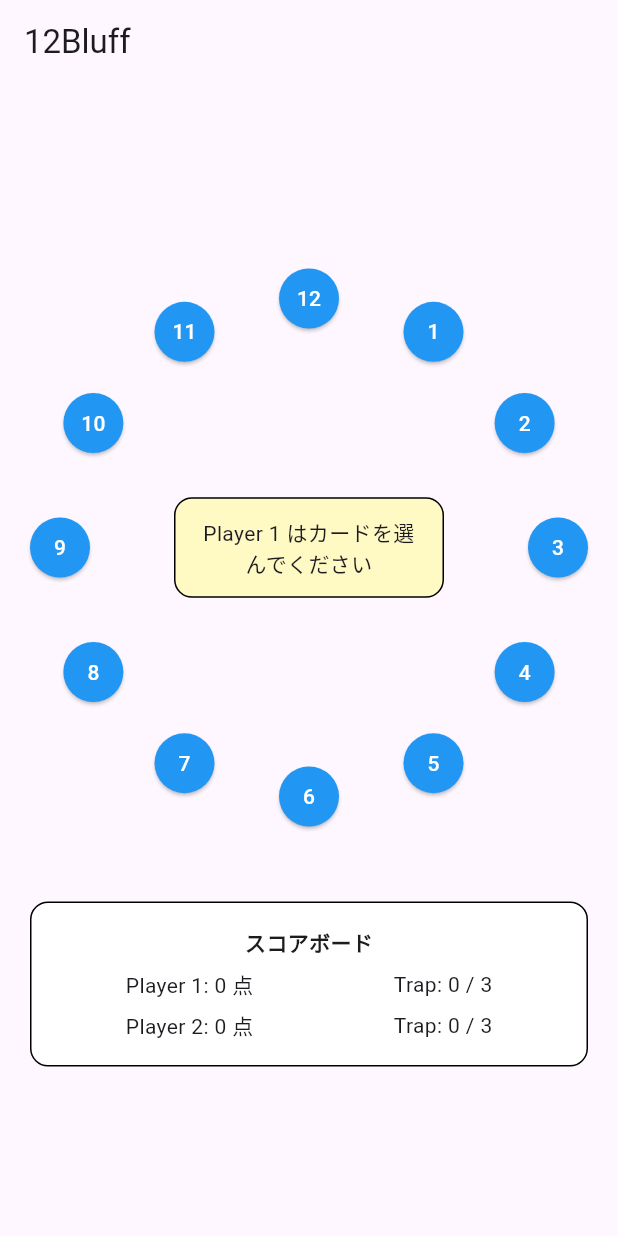
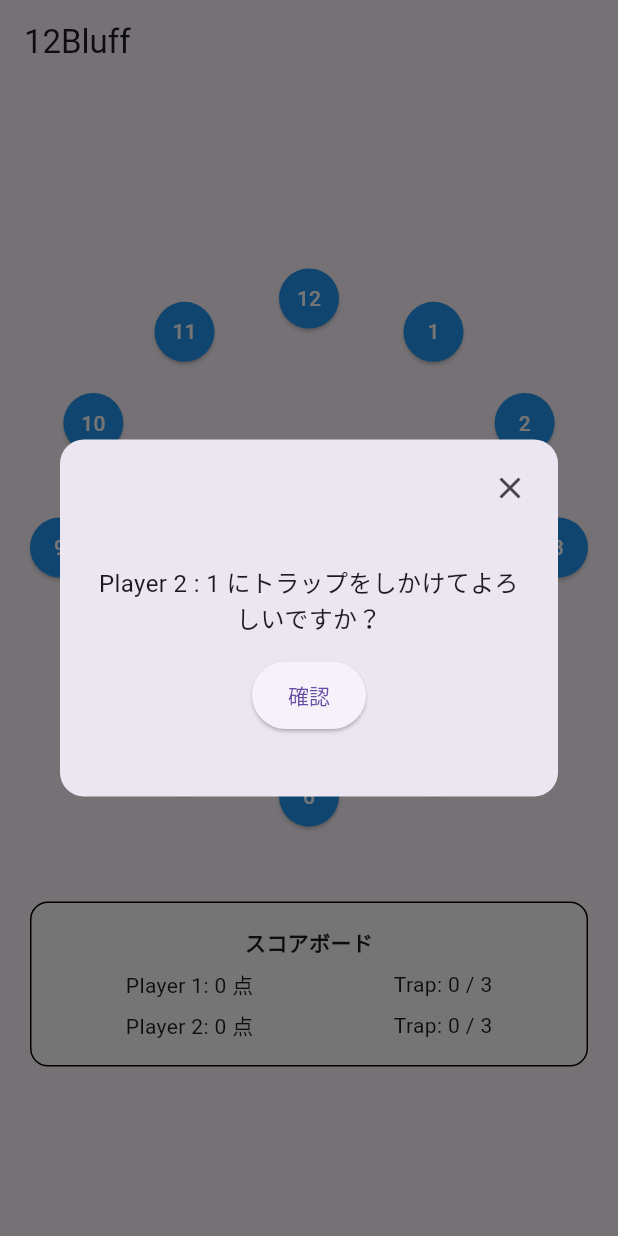
Before and after one commit to taketyan-man/12Bluff, a Flutter app: the screen it shows after launch, after a tap on an icon or button, on a phone screen of 412 x 824 dp. Run offline on Flutter 3.47's test engine with Material 3 defaults, Android fonts, the phone set to English and light mode, and no system bars.

Commit message:
create showconfirm

```diff
--- a/lib/main.dart
+++ b/lib/main.dart
@@ -67,10 +67,71 @@ class _GamePageState extends State<GamePage> {
         gameEnded = true;
       } else {
         isPlayer1Turn = !isPlayer1Turn;
-        message = "Player ${!isPlayer1Turn ? 1 : 2} はトラップカードを選んでください";
+        message = "Player ${!isPlayer1Turn ? 1 : 2} : はトラップカードを選んでください";
         isTrapSettingPhase = true;
       }
     });
+  }
+
+  void _showConfirmation(int selectedCard,
+  BuildContext context) {
+    showDialog(
+      context: context,
+      barrierDismissible: false,
+      builder: (BuildContext context) {
+        return AlertDialog(
+          shape: RoundedRectangleBorder(borderRadius: BorderRadius.circular(16)),
+          insetPadding: const EdgeInsets.symmetric(horizontal: 40, vertical: 24),
+          titlePadding: const EdgeInsets.only(top: 8, right: 8),
+          title: Align(
+            alignment: Alignment.topRight,
+            child: IconButton(
+              icon: const Icon(Icons.close),
+              onPressed: () {
+                Navigator.of(context).pop();
+              },
+            ),
+          ),
+          contentPadding: const EdgeInsets.fromLTRB(24, 8, 24, 24),
+          content: SizedBox(
+            width: 300, // ボックスの幅を拡大
+            height: 150, // 高さも調整
+            child: Column(
+              mainAxisAlignment: MainAxisAlignment.center,
+              children: [
+                Text(
+                  isTrapSettingPhase
+                      ? 'Player ${isPlayer1Turn ? 2 : 1} : $selectedCard にトラップをしかけてよろしいですか？'
+                      : 'Player ${isPlayer1Turn ? 1 : 2 } : $selectedCardでよろしいですか？',
+                  style: const TextStyle(fontSize: 16),
+                  textAlign: TextAlign.center,
+                ),
+                const SizedBox(height: 16),
+                ElevatedButton(
+                  onPressed: () {
+                    Navigator.of(context).pop();
+                    if (isTrapSettingPhase) {
+                      setState(() {
+                        trapCard = selectedCard;
+                        isTrapSettingPhase = false;
+                        message = "Player ${isPlayer1Turn ? 1 : 2} : はカードを選んでください";
+                      });
+                    } else {
+                      playTurn(selectedCard);
+                    }
+                  },
+                  style: ElevatedButton.styleFrom(
+                    padding: const EdgeInsets.symmetric(horizontal: 24, vertical: 12),
+                    textStyle: const TextStyle(fontSize: 14),
+                  ),
+                  child: const Text('確認'),
+                ),
+              ],
+            ),
+          ),
+        );
+      },
+    );
   }
 
   void resetGame() {
@@ -121,15 +182,10 @@ class _GamePageState extends State<GamePage> {
                       onPressed: gameEnded || !availableCards.contains(i + 1)
                           ? null
                           : () {
-                              if (isTrapSettingPhase) {
-                                setState(() {
-                                  trapCard = i + 1;
-                                  isTrapSettingPhase = false;
-                                  message = "Player ${isPlayer1Turn ? 1 : 2} はカードを選んでください";
-                                });
-                              } else {
-                                playTurn(i + 1);
-                              }
+                              _showConfirmation(
+                                i + 1,
+                                context,
+                              );
                             },
                       style: ElevatedButton.styleFrom(
                         shape: const CircleBorder(),
@@ -207,7 +263,6 @@ class _GamePageState extends State<GamePage> {
     const int totalTurns = 9;
     const double nameRatio = 0.2;
     const double cellRatio = 0.8 / 10; // 9 turns + 1 total
- // ← 任意のスコアをここで定義
 
     List<Widget> buildRow({
       required String playerName,
```
